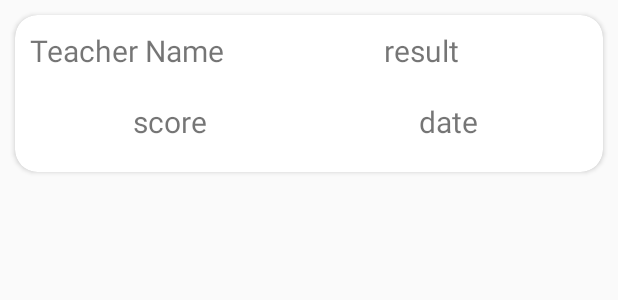
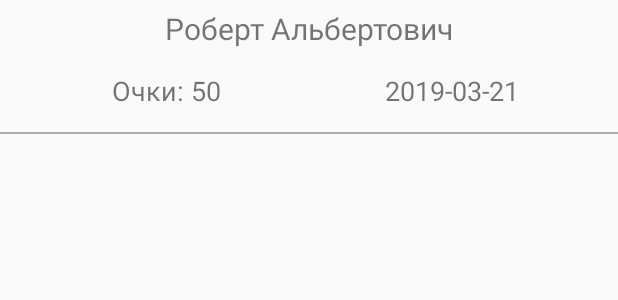
Before and after one commit to ANIKINKIRILL/uscore_cloud_firestore, an Android app: the layout recent_request_item.xml on its own in the app's theme, with its tools: preview values and no code run, on a phone screen of 412 x 824 dp. Shown: the top 300 px of the screen. Run offline under Robolectric (Android 15) with nearby library versions, the phone set to English and light mode, and no system bars.

Commit message:
Недавние действия activity is updated

```diff
--- a/app/src/main/res/layout/recent_request_item.xml
+++ b/app/src/main/res/layout/recent_request_item.xml
@@ -1,70 +1,71 @@
 <?xml version="1.0" encoding="utf-8"?>
 <android.support.v7.widget.CardView
     android:id="@+id/cardViewLayout"
-    android:layout_margin="10dp"
-    app:cardCornerRadius="15dp"
+    app:cardCornerRadius="0dp"
+    app:cardElevation="0dp"
+    app:cardBackgroundColor="@android:color/transparent"
     xmlns:android="http://schemas.android.com/apk/res/android"
     android:layout_width="match_parent"
     android:layout_height="wrap_content"
-    xmlns:app="http://schemas.android.com/apk/res-auto">
+    xmlns:app="http://schemas.android.com/apk/res-auto"
+    xmlns:tools="http://schemas.android.com/tools">
 
     <RelativeLayout
-        android:layout_width="wrap_content"
-        android:layout_height="wrap_content">
+        android:layout_width="match_parent"
+        android:layout_height="match_parent">
 
-        <RelativeLayout
-            android:id="@+id/topLayout"
-            android:layout_width="wrap_content"
-            android:layout_height="wrap_content">
-            <TextView
-                android:layout_margin="10dp"
-                android:id="@+id/teacherName"
-                android:textSize="20sp"
-                android:text="Teacher Name"
-                android:layout_width="wrap_content"
-                android:layout_height="wrap_content" />
-            <TextView
-                android:layout_centerVertical="true"
-                android:layout_alignParentEnd="true"
-                android:layout_toRightOf="@id/teacherName"
-                android:gravity="center"
-                android:layout_weight="3"
-                android:id="@+id/result"
-                android:textSize="20sp"
-                android:text="result"
-                android:layout_width="wrap_content"
-                android:layout_height="wrap_content"/>
-        </RelativeLayout>
+        <TextView
+            android:id="@+id/teacherName"
+            android:layout_marginTop="5dp"
+            android:textSize="20sp"
+            tools:text="Роберт Альбертович"
+            android:gravity="center"
+            android:layout_width="match_parent"
+            android:layout_height="wrap_content" />
 
         <LinearLayout
-            android:layout_below="@id/topLayout"
+            android:layout_below="@id/teacherName"
             android:id="@+id/scoreDateResultLayout"
-            android:layout_marginBottom="10dp"
             android:weightSum="12"
             android:orientation="horizontal"
-            android:padding="10dp"
+            android:padding="15dp"
             android:layout_width="match_parent"
             android:layout_height="wrap_content">
-
             <TextView
                 android:gravity="center"
                 android:layout_weight="6"
                 android:id="@+id/score"
-                android:textSize="20sp"
-                android:text="score"
+                android:textSize="18sp"
+                tools:text="Очки: 50"
                 android:layout_width="match_parent"
                 android:layout_height="match_parent"/>
-
             <TextView
                 android:gravity="center"
                 android:layout_weight="6"
                 android:id="@+id/date"
-                android:textSize="20sp"
-                android:text="date"
+                android:textSize="18sp"
+                tools:text="2019-03-21"
                 android:layout_width="match_parent"
                 android:layout_height="match_parent"/>
+        </LinearLayout>
 
-        </LinearLayout>
+        <View
+            android:id="@+id/dividerLine"
+            android:layout_width="match_parent"
+            android:layout_height="1dp"
+            android:layout_below="@id/scoreDateResultLayout"
+            tools:background="#B1AEAE" />
+
+        <TextView
+            android:id="@+id/option"
+            android:visibility="gone"
+            android:layout_width="wrap_content"
+            android:layout_height="wrap_content" />
+        <TextView
+            android:id="@+id/group"
+            android:visibility="gone"
+            android:layout_width="wrap_content"
+            android:layout_height="wrap_content" />
 
     </RelativeLayout>
 
--- a/app/src/main/res/layout/student_recycler_cardview.xml
+++ b/app/src/main/res/layout/student_recycler_cardview.xml
@@ -78,8 +78,8 @@
 
         <View
             android:id="@+id/dividerLine"
-            android:layout_width="fill_parent"
-            android:layout_height="1dp"
+            android:layout_width="match_parent"
+            android:layout_height="0.5dp"
             android:layout_below="@id/cardViewLayout"
             android:background="#B1AEAE" />
 
--- a/app/src/main/res/values/colors.xml
+++ b/app/src/main/res/values/colors.xml
@@ -18,10 +18,11 @@
     <color name="currentStudentCardViewColor">#E7E5E5</color>
     <color name="groupCardViewColor">#B1AEAE</color>
 
-    <color name="addedColor">#5ca95c</color>
+    <color name="addedColor">#EB5CA95C</color>
     <color name="newColor">#a9a55c</color>
     <color name="canceledColor">#d95335</color>
     <color name="inProcessColor">#5aa4d2</color>
+    <color name="penaltyColor">#B1AEAE</color>
 
     <color name="signInButton">#3e6c89</color>
 
```
Also changed, not shown: app/src/main/java/com/example/admin/uscore001/util/PenaltyRecyclerViewAdapter.java (+68 -7 lines), app/src/main/java/com/example/admin/uscore001/util/RecentRequestsAdapter.java (+20 -23 lines).
